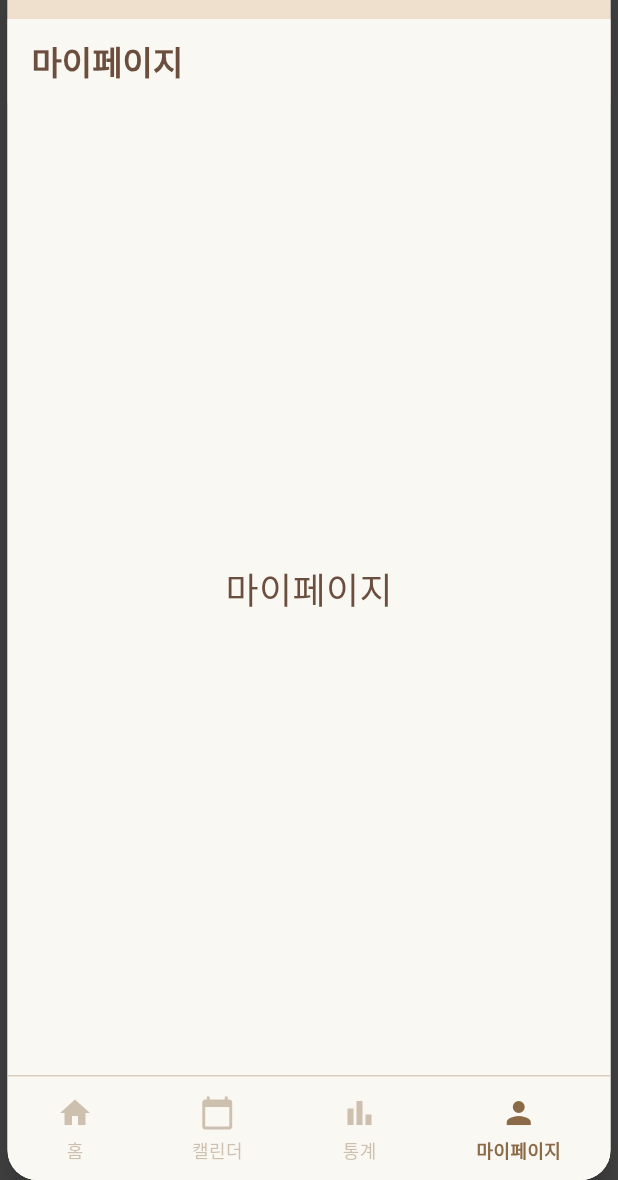
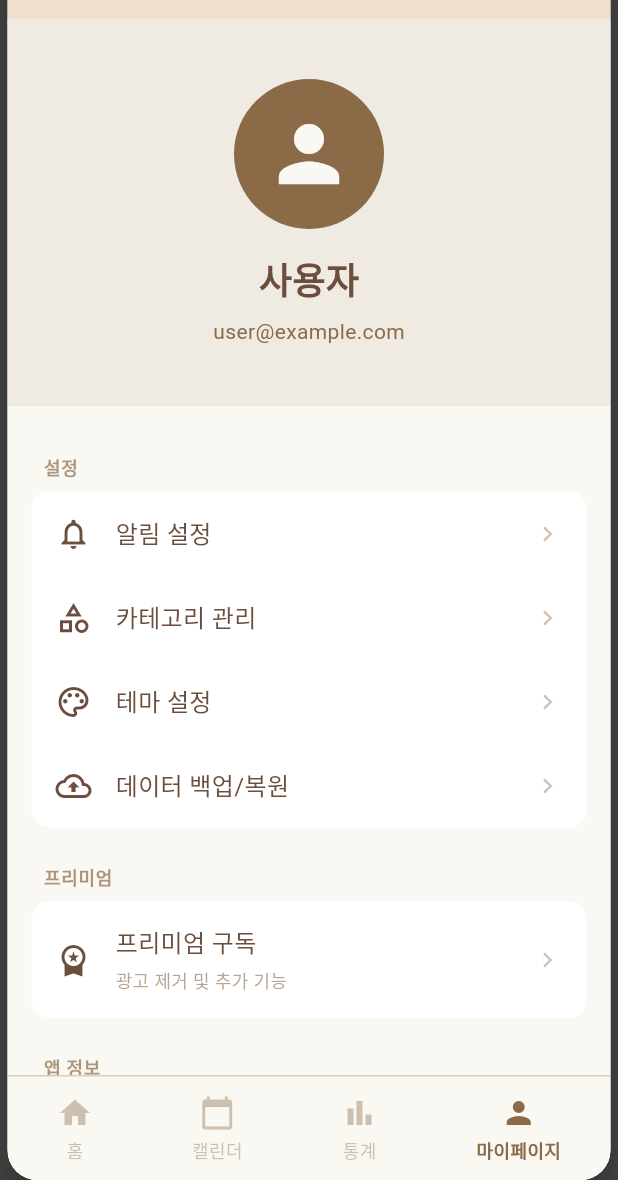
Before and after one commit to jam9582/todo, a Flutter app: the screen it shows after launch, item 4 of the bottom bar chosen, on a phone screen of 412 x 824 dp, the part 56-1236 px from its top. Run offline on Flutter 3.47's test engine with Material 3 defaults, Android fonts, the phone set to English and light mode, and no system bars; our stand-ins replace hive, hive_flutter, table_calendar; accounts and stored records are empty.

Commit message:
feat: 마이페이지 구현

```diff
--- a/lib/layouts/main_layout.dart
+++ b/lib/layouts/main_layout.dart
@@ -2,7 +2,7 @@ import 'package:flutter/material.dart';
 import '../pages/home_page.dart';
 import '../pages/calendar_page.dart';
 import '../pages/statistics_page.dart';
-import '../pages/my_page.dart';
+import '../pages/mypage_page.dart';
 import 'bottom_navigation_bar.dart';
 import '../utils/constants.dart';
 
--- /dev/null
+++ b/lib/pages/mypage_page.dart
@@ -0,0 +1,267 @@
+import 'package:flutter/material.dart';
+import '../utils/constants.dart';
+
+/// 마이페이지 (사용자 프로필 및 설정)
+class MyPage extends StatelessWidget {
+  const MyPage({super.key});
+
+  @override
+  Widget build(BuildContext context) {
+    return Scaffold(
+      backgroundColor: AppColors.background,
+      body: SingleChildScrollView(
+        child: Column(
+          children: [
+            // 1. 사용자 프로필 섹션
+            Container(
+              width: double.infinity,
+              padding: const EdgeInsets.symmetric(vertical: 40, horizontal: 24),
+              decoration: BoxDecoration(
+                color: AppColors.primaryBrown.withValues(alpha: 0.1),
+              ),
+              child: Column(
+                children: [
+                  // 프로필 이미지
+                  CircleAvatar(
+                    radius: 50,
+                    backgroundColor: AppColors.primaryBrown,
+                    child: Icon(
+                      Icons.person,
+                      size: 60,
+                      color: AppColors.background,
+                    ),
+                  ),
+                  const SizedBox(height: 16),
+                  // 사용자 이름
+                  Text(
+                    '사용자',
+                    style: TextStyle(
+                      fontSize: 24,
+                      fontWeight: FontWeight.bold,
+                      color: AppColors.darkBrown,
+                    ),
+                  ),
+                  const SizedBox(height: 8),
+                  // 사용자 이메일
+                  Text(
+                    'user@example.com',
+                    style: TextStyle(
+                      fontSize: 14,
+                      color: AppColors.primaryBrown,
+                    ),
+                  ),
+                ],
+              ),
+            ),
+
+            const SizedBox(height: 24),
+
+            // 2. 설정 메뉴 섹션
+            _buildSection(
+              title: '설정',
+              items: [
+                _buildMenuItem(
+                  icon: Icons.notifications_outlined,
+                  title: '알림 설정',
+                  onTap: () {
+                    // TODO: 알림 설정 페이지로 이동
+                  },
+                ),
+                _buildMenuItem(
+                  icon: Icons.category_outlined,
+                  title: '카테고리 관리',
+                  onTap: () {
+                    // TODO: 카테고리 관리 페이지로 이동
+                  },
+                ),
+                _buildMenuItem(
+                  icon: Icons.palette_outlined,
+                  title: '테마 설정',
+                  onTap: () {
+                    // TODO: 테마 설정 페이지로 이동
+                  },
+                ),
+                _buildMenuItem(
+                  icon: Icons.backup_outlined,
+                  title: '데이터 백업/복원',
+                  onTap: () {
+                    // TODO: 백업 페이지로 이동
+                  },
+                ),
+              ],
+            ),
+
+            const SizedBox(height: 16),
+
+            // 3. 프리미엄 섹션
+            _buildSection(
+              title: '프리미엄',
+              items: [
+                _buildMenuItem(
+                  icon: Icons.workspace_premium,
+                  title: '프리미엄 구독',
+                  subtitle: '광고 제거 및 추가 기능',
+                  onTap: () {
+                    // TODO: 프리미엄 구독 페이지로 이동
+                  },
+                ),
+              ],
+            ),
+
+            const SizedBox(height: 16),
+
+            // 4. 앱 정보 섹션
+            _buildSection(
+              title: '앱 정보',
+              items: [
+                _buildMenuItem(
+                  icon: Icons.info_outlined,
+                  title: '버전 정보',
+                  subtitle: 'v1.0.0',
+                  onTap: () {
+                    // TODO: 버전 정보 표시
+                  },
+                ),
+                _buildMenuItem(
+                  icon: Icons.privacy_tip_outlined,
+                  title: '개인정보 처리방침',
+                  onTap: () {
+                    // TODO: 개인정보 처리방침 페이지로 이동
+                  },
+                ),
+                _buildMenuItem(
+                  icon: Icons.description_outlined,
+                  title: '이용약관',
+                  onTap: () {
+                    // TODO: 이용약관 페이지로 이동
+                  },
+                ),
+                _buildMenuItem(
+                  icon: Icons.help_outline,
+                  title: '고객센터',
+                  onTap: () {
+                    // TODO: 고객센터 페이지로 이동
+                  },
+                ),
+              ],
+            ),
+
+            const SizedBox(height: 16),
+
+            // 5. 계정 관리 섹션
+            _buildSection(
+              title: '계정',
+              items: [
+                _buildMenuItem(
+                  icon: Icons.logout,
+                  title: '로그아웃',
+                  titleColor: AppColors.primaryBrown,
+                  onTap: () {
+                    // TODO: 로그아웃 처리
+                  },
+                ),
+                _buildMenuItem(
+                  icon: Icons.delete_outline,
+                  title: '회원 탈퇴',
+                  titleColor: Colors.red.shade300,
+                  onTap: () {
+                    // TODO: 회원 탈퇴 처리
+                  },
+                ),
+              ],
+            ),
+
+            const SizedBox(height: 40),
+          ],
+        ),
+      ),
+    );
+  }
+
+  /// 섹션 빌더
+  Widget _buildSection({
+    required String title,
+    required List<Widget> items,
+  }) {
+    return Column(
+      crossAxisAlignment: CrossAxisAlignment.start,
+      children: [
+        Padding(
+          padding: const EdgeInsets.symmetric(horizontal: 24, vertical: 8),
+          child: Text(
+            title,
+            style: TextStyle(
+              fontSize: 12,
+              fontWeight: FontWeight.bold,
+              color: AppColors.primaryBrown.withValues(alpha: 0.7),
+              letterSpacing: 0.5,
+            ),
+          ),
+        ),
+        Container(
+          margin: const EdgeInsets.symmetric(horizontal: 16),
+          decoration: BoxDecoration(
+            color: Colors.white,
+            borderRadius: BorderRadius.circular(12),
+          ),
+          child: Column(children: items),
+        ),
+      ],
+    );
+  }
+
+  /// 메뉴 아이템 빌더
+  Widget _buildMenuItem({
+    required IconData icon,
+    required String title,
+    String? subtitle,
+    Color? titleColor,
+    required VoidCallback onTap,
+  }) {
+    return InkWell(
+      onTap: onTap,
+      child: Padding(
+        padding: const EdgeInsets.symmetric(horizontal: 16, vertical: 16),
+        child: Row(
+          children: [
+            Icon(
+              icon,
+              color: titleColor ?? AppColors.darkBrown,
+              size: 24,
+            ),
+            const SizedBox(width: 16),
+            Expanded(
+              child: Column(
+                crossAxisAlignment: CrossAxisAlignment.start,
+                children: [
+                  Text(
+                    title,
+                    style: TextStyle(
+                      fontSize: 16,
+                      color: titleColor ?? AppColors.darkBrown,
+                    ),
+                  ),
+                  if (subtitle != null) ...[
+                    const SizedBox(height: 4),
+                    Text(
+                      subtitle,
+                      style: TextStyle(
+                        fontSize: 12,
+                        color: AppColors.primaryBrown.withValues(alpha: 0.6),
+                      ),
+                    ),
+                  ],
+                ],
+              ),
+            ),
+            Icon(
+              Icons.chevron_right,
+              color: AppColors.primaryBrown.withValues(alpha: 0.4),
+              size: 20,
+            ),
+          ],
+        ),
+      ),
+    );
+  }
+}
```
